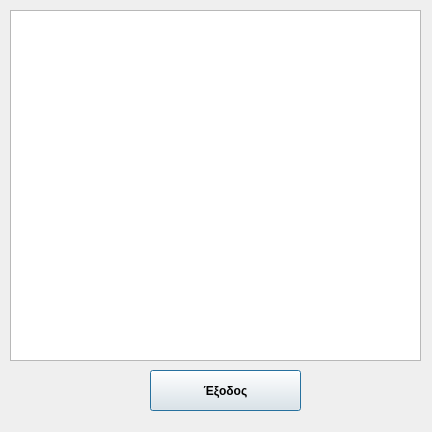
Before: the Qt Designer form PrimeAVG/ui/dbupdateResults.ui in cti-gr/avgui, drawn with Qt 5.
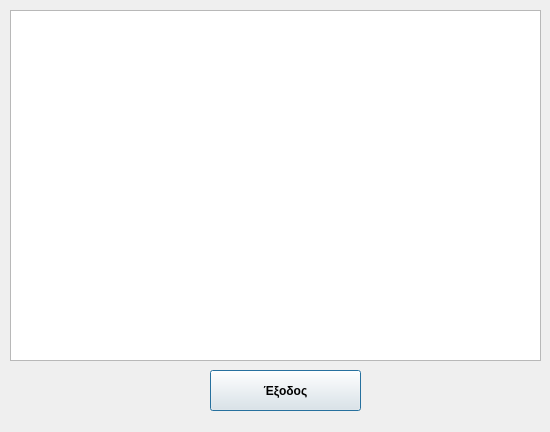
After: the same form once the commit is applied.

```diff
--- a/PrimeAVG/ui/dbupdateResults.ui
+++ b/PrimeAVG/ui/dbupdateResults.ui
@@ -6,19 +6,19 @@
    <rect>
     <x>0</x>
     <y>0</y>
-    <width>432</width>
+    <width>550</width>
     <height>432</height>
    </rect>
   </property>
   <property name="minimumSize">
    <size>
-    <width>432</width>
+    <width>550</width>
     <height>432</height>
    </size>
   </property>
   <property name="maximumSize">
    <size>
-    <width>432</width>
+    <width>550</width>
     <height>432</height>
    </size>
   </property>
@@ -30,13 +30,25 @@
     <rect>
      <x>10</x>
      <y>10</y>
-     <width>411</width>
+     <width>531</width>
      <height>351</height>
     </rect>
    </property>
    <layout class="QHBoxLayout" name="horizontalLayout">
+    <property name="spacing">
+     <number>0</number>
+    </property>
+    <property name="sizeConstraint">
+     <enum>QLayout::SetNoConstraint</enum>
+    </property>
     <item>
      <widget class="QTableView" name="tblViewHistoryDB">
+      <property name="minimumSize">
+       <size>
+        <width>525</width>
+        <height>0</height>
+       </size>
+      </property>
       <property name="alternatingRowColors">
        <bool>true</bool>
       </property>
@@ -62,7 +74,7 @@
   <widget class="QPushButton" name="btnExit">
    <property name="geometry">
     <rect>
-     <x>150</x>
+     <x>210</x>
      <y>370</y>
      <width>151</width>
      <height>41</height>
```
